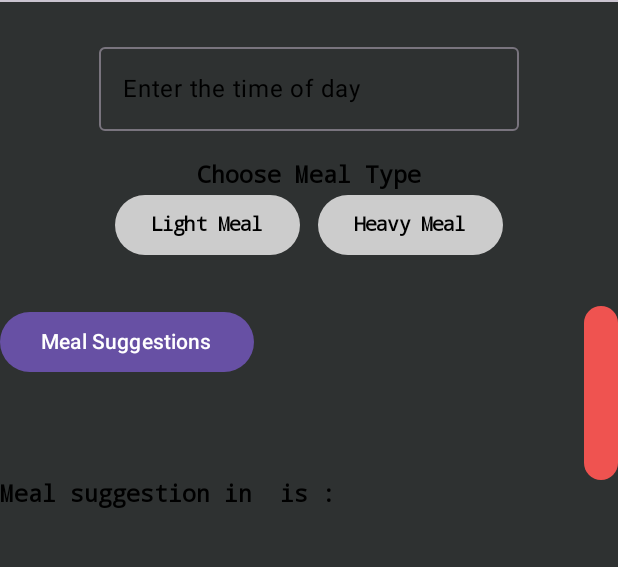
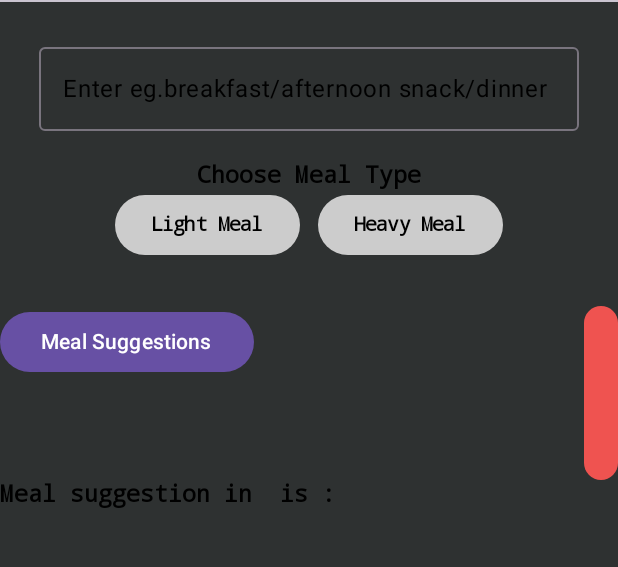
Before and after one commit to Natz-reddy/NutriPlan, an Android app built with Jetpack Compose: the screen it shows after launch (MainActivity), on a phone screen of 412 x 824 dp, the part 62-629 px from its top. Run offline under Robolectric (Android 15) with nearby library versions, the phone set to English and light mode, and no system bars.

Commit message:
text editing

```diff
--- a/app/src/main/java/com/example/nutriplan/MainActivity.kt
+++ b/app/src/main/java/com/example/nutriplan/MainActivity.kt
@@ -74,7 +74,7 @@ class MainActivity : ComponentActivity() {
 
 
                 },
-                    placeholder = { Text(text = "Enter the time of day ",
+                    placeholder = { Text(text = "Enter eg.breakfast/afternoon snack/dinner ",
                         color = Color.Black) }
                 )
                 Spacer(modifier = Modifier.height(20.dp))
```
